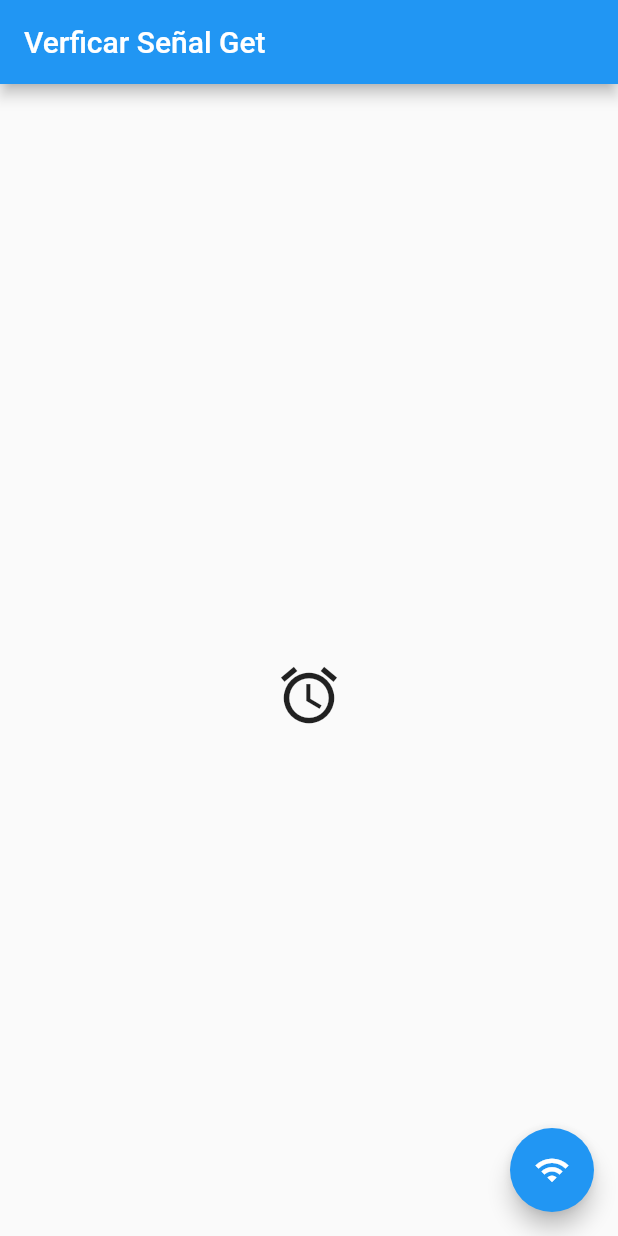
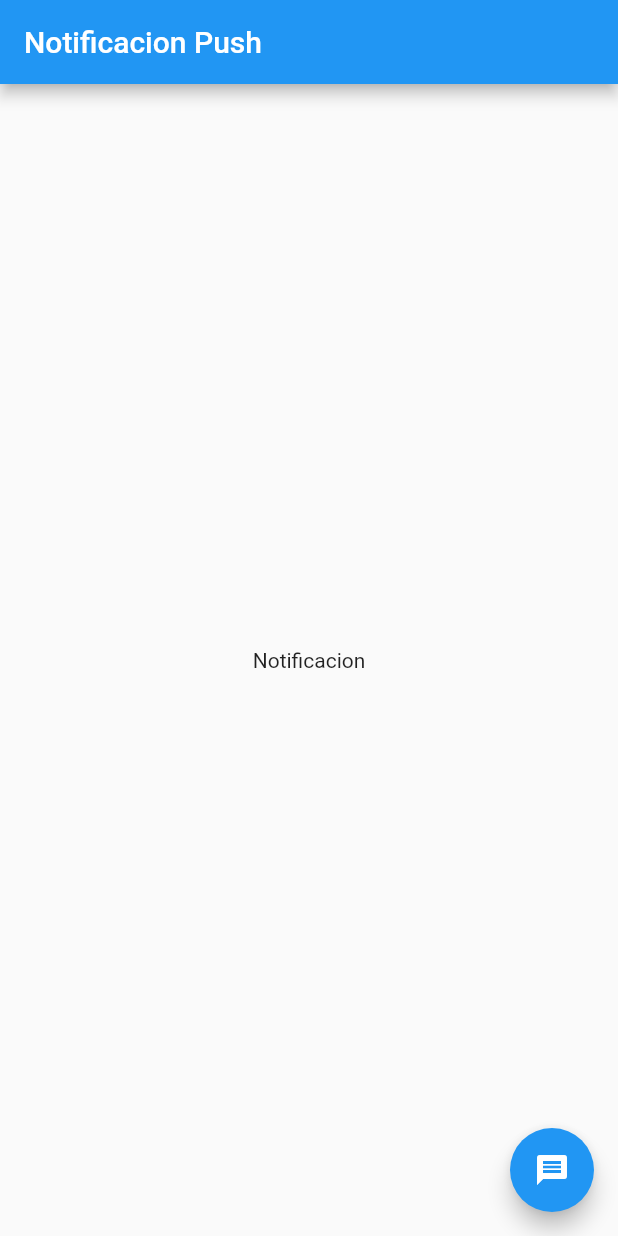
Before and after one commit to root4j/flutter_advance, a Flutter app: the screen it shows after launch, on a phone screen of 412 x 824 dp. Run offline on Flutter 3.47's test engine with Material 2 defaults, Android fonts, the phone set to English and light mode, and no system bars; our stand-ins replace connectivity_plus, flutter_local_notifications, get.

Commit message:
Code Sesion 02 - Notifications

```diff
--- a/code/lib/s01/check_signal_basic.dart
+++ b/code/lib/s01/check_signal_basic.dart
@@ -13,7 +13,7 @@ class CheckSignalBasic extends StatelessWidget {
       theme: ThemeData(
         primarySwatch: Colors.blue,
       ),
-      home: const MyHomePage(title: 'Verficar Señal Basico'),
+      home: const MyHomePage(title: 'Verificar Señal Basico'),
     );
   }
 }
--- a/code/lib/s01/check_signal_get.dart
+++ b/code/lib/s01/check_signal_get.dart
@@ -16,7 +16,7 @@ class CheckSignalGet extends StatelessWidget {
       theme: ThemeData(
         primarySwatch: Colors.blue,
       ),
-      home: const MyHomePage(title: 'Verficar Señal Get'),
+      home: const MyHomePage(title: 'Verificar Señal Get'),
     );
   }
 }
--- /dev/null
+++ b/code/lib/s02/local_notification.dart
@@ -0,0 +1,77 @@
+import 'package:flutter/material.dart';
+
+class LocalNotification extends StatelessWidget {
+  const LocalNotification({super.key});
+
+  // This widget is the root of your application.
+  @override
+  Widget build(BuildContext context) {
+    return MaterialApp(
+      title: 'Flutter Demo',
+      debugShowCheckedModeBanner: false,
+      theme: ThemeData(
+        primarySwatch: Colors.blue,
+      ),
+      home: const MyHomePage(title: 'Notificacion Local'),
+    );
+  }
+}
+
+class MyHomePage extends StatefulWidget {
+  const MyHomePage({super.key, required this.title});
+
+  final String title;
+
+  @override
+  State<MyHomePage> createState() => _MyHomePageState();
+}
+
+class _MyHomePageState extends State<MyHomePage> {
+  void _showDialog() {
+    showDialog<String>(
+      context: context,
+      builder: (BuildContext context) => AlertDialog(
+        icon: const Icon(
+          Icons.message,
+          size: 45,
+        ),
+        title: const Text('Titulo'),
+        content: const Text('Descripcion'),
+        actions: <Widget>[
+          TextButton(
+            onPressed: () => Navigator.pop(context, 'Cancelar'),
+            child: const Text('Cancelar'),
+          ),
+          TextButton(
+            onPressed: () => Navigator.pop(context, 'OK'),
+            child: const Text('OK'),
+          ),
+        ],
+      ),
+    );
+  }
+
+  @override
+  Widget build(BuildContext context) {
+    return Scaffold(
+      appBar: AppBar(
+        title: Text(widget.title),
+      ),
+      body: Center(
+        child: Column(
+          mainAxisAlignment: MainAxisAlignment.center,
+          children: const <Widget>[
+            Text(
+              'Notificacion',
+            ),
+          ],
+        ),
+      ),
+      floatingActionButton: FloatingActionButton(
+        onPressed: _showDialog,
+        tooltip: 'Generar Notificacion',
+        child: const Icon(Icons.message),
+      ),
+    );
+  }
+}
--- /dev/null
+++ b/code/lib/s02/push_notification.dart
@@ -0,0 +1,77 @@
+import 'dart:math';
+
+import 'package:flutter/material.dart';
+import 'package:flutter_local_notifications/flutter_local_notifications.dart';
+
+class PushNotification extends StatelessWidget {
+  const PushNotification({super.key});
+
+  // This widget is the root of your application.
+  @override
+  Widget build(BuildContext context) {
+    return MaterialApp(
+      title: 'Flutter Demo',
+      debugShowCheckedModeBanner: false,
+      theme: ThemeData(
+        primarySwatch: Colors.blue,
+      ),
+      home: const MyHomePage(title: 'Notificacion Push'),
+    );
+  }
+}
+
+class MyHomePage extends StatefulWidget {
+  const MyHomePage({super.key, required this.title});
+
+  final String title;
+
+  @override
+  State<MyHomePage> createState() => _MyHomePageState();
+}
+
+class _MyHomePageState extends State<MyHomePage> {
+  // Plugin
+  late FlutterLocalNotificationsPlugin _fnp;
+
+  @override
+  void initState() {
+    // Llamado de herencia
+    super.initState();
+    // Logica propia
+    var ais = const AndroidInitializationSettings("message_icon");
+    var iss = InitializationSettings(android: ais);
+    _fnp = FlutterLocalNotificationsPlugin();
+    _fnp.initialize(iss);
+  }
+
+  Future _showPushMessage() async {
+    var ands = const AndroidNotificationDetails("channel-id-01", "channel-name",
+        playSound: true, importance: Importance.high, priority: Priority.max);
+    var nd = NotificationDetails(android: ands);
+    _fnp.show(Random().nextInt(16), "Titulo", "Descripcion", nd);
+  }
+
+  @override
+  Widget build(BuildContext context) {
+    return Scaffold(
+      appBar: AppBar(
+        title: Text(widget.title),
+      ),
+      body: Center(
+        child: Column(
+          mainAxisAlignment: MainAxisAlignment.center,
+          children: const <Widget>[
+            Text(
+              'Notificacion',
+            ),
+          ],
+        ),
+      ),
+      floatingActionButton: FloatingActionButton(
+        onPressed: _showPushMessage,
+        tooltip: 'Generar Notificacion',
+        child: const Icon(Icons.message),
+      ),
+    );
+  }
+}
--- a/code/pubspec.yaml
+++ b/code/pubspec.yaml
@@ -37,6 +37,7 @@ dependencies:
   cupertino_icons: ^1.0.2
   connectivity_plus: ^4.0.2
   get: ^4.6.5
+  flutter_local_notifications: ^15.1.0+1
 
 dev_dependencies:
   flutter_test:
```
Also changed, not shown: code/lib/main.dart (+10 -2 lines), 1 other file.
